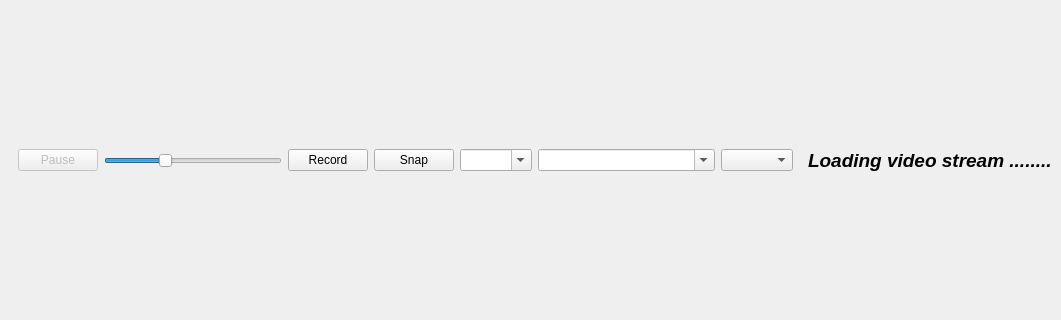
surfzoid/QtVsPlayer, file rtspwindow.ui: the form before one commit; both pictures show x 0 to 1061 and y 138 to 458 of the 1061 by 600 pixel window.
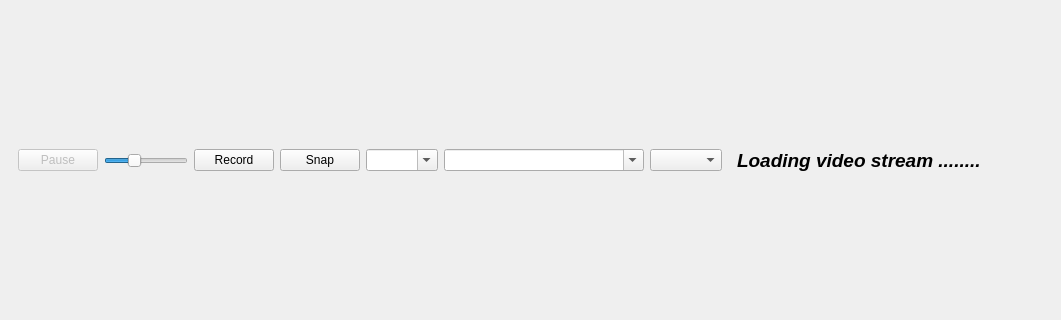
The form after the commit. Icons and pictures are not drawn.

Commit message: cosmetic, tool tips

What changed in the file:
```diff
--- a/rtspwindow.ui
+++ b/rtspwindow.ui
@@ -37,6 +37,12 @@
        </item>
        <item>
         <widget class="QSlider" name="PtzSliderSpeed">
+         <property name="sizePolicy">
+          <sizepolicy hsizetype="Fixed" vsizetype="Fixed">
+           <horstretch>0</horstretch>
+           <verstretch>0</verstretch>
+          </sizepolicy>
+         </property>
          <property name="toolTip">
           <string>3</string>
          </property>
@@ -105,11 +111,20 @@
        <item>
         <widget class="QComboBox" name="comboBxPresset">
          <property name="sizePolicy">
-          <sizepolicy hsizetype="Expanding" vsizetype="Fixed">
+          <sizepolicy hsizetype="Fixed" vsizetype="Fixed">
            <horstretch>0</horstretch>
            <verstretch>0</verstretch>
           </sizepolicy>
          </property>
+         <property name="minimumSize">
+          <size>
+           <width>200</width>
+           <height>0</height>
+          </size>
+         </property>
+         <property name="toolTip">
+          <string>Select a presset to call and edit it.</string>
+         </property>
          <property name="editable">
           <bool>true</bool>
          </property>
```
Left out of the diff: 17 changed lines with no effect on the pictures. The commit also changes 1 other file.
